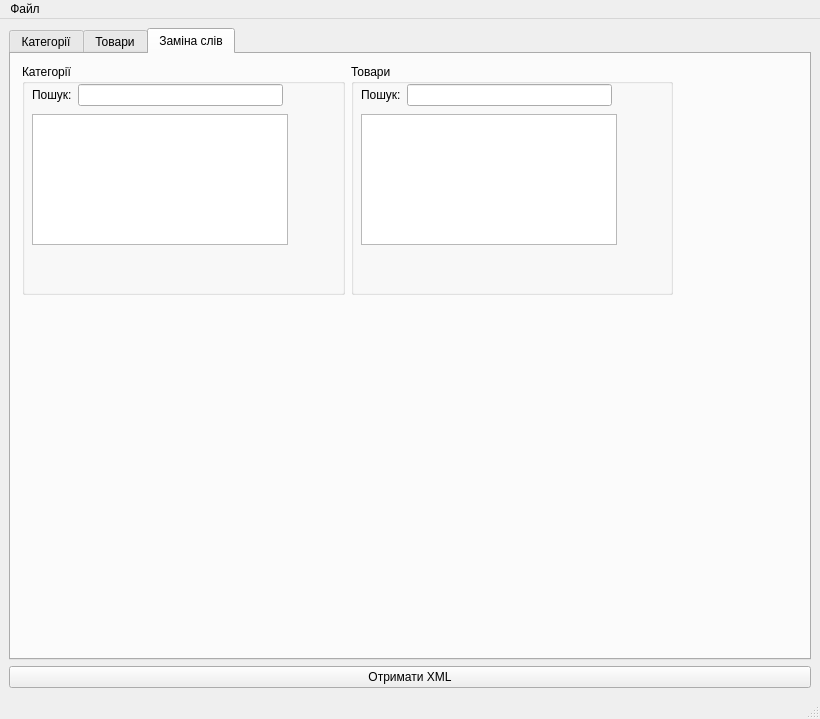
Before: the Qt Designer form mainwindow.ui in coolrich/xml-feed-editor, drawn with Qt 5.
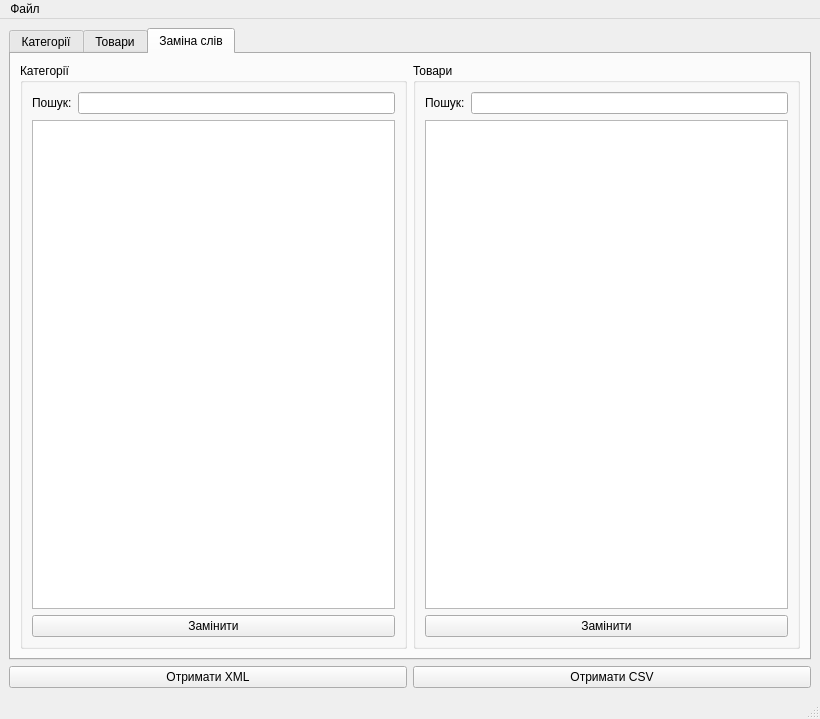
After: the same form once the commit is applied. The open tabs and pages were chosen to show the change.

```diff
--- a/mainwindow.ui
+++ b/mainwindow.ui
@@ -17,6 +17,8 @@
    <enum>Qt::LeftToRight</enum>
   </property>
   <widget class="QWidget" name="centralwidget">
+   <layout class="QVBoxLayout" name="verticalLayout_20">
+    <item>
    <layout class="QVBoxLayout" name="verticalLayout_2">
     <item>
      <widget class="QTabWidget" name="tabWidget">
@@ -495,30 +497,20 @@
        <attribute name="title">
         <string>Заміна слів</string>
        </attribute>
-       <widget class="QWidget" name="layoutWidget">
-        <property name="geometry">
-         <rect>
-          <x>11</x>
-          <y>10</y>
-          <width>651</width>
-          <height>231</height>
-         </rect>
-        </property>
+         <layout class="QVBoxLayout" name="verticalLayout_19">
+          <item>
         <layout class="QHBoxLayout" name="horizontalLayout_9">
          <item>
           <widget class="QGroupBox" name="groupBox">
            <property name="title">
             <string>Категорії</string>
            </property>
-           <widget class="QWidget" name="layoutWidget">
-            <property name="geometry">
-             <rect>
-              <x>10</x>
-              <y>20</y>
-              <width>251</width>
-              <height>22</height>
-             </rect>
-            </property>
+              <layout class="QVBoxLayout" name="verticalLayout_18">
+               <item>
+                <layout class="QVBoxLayout" name="verticalLayout_15">
+                 <item>
+                  <layout class="QVBoxLayout" name="verticalLayout_13">
+                   <item>
             <layout class="QHBoxLayout" name="horizontalLayout_10">
              <item>
               <widget class="QLabel" name="label_10">
@@ -531,17 +523,26 @@
               <widget class="QLineEdit" name="search_product_line_edit_2"/>
              </item>
             </layout>
-           </widget>
-           <widget class="QListView" name="listView">
-            <property name="geometry">
-             <rect>
-              <x>10</x>
-              <y>50</y>
-              <width>256</width>
-              <height>131</height>
-             </rect>
-            </property>
-           </widget>
+                   </item>
+                   <item>
+                    <widget class="QListView" name="listView"/>
+                   </item>
+                  </layout>
+                 </item>
+                 <item>
+                  <layout class="QHBoxLayout" name="horizontalLayout_17">
+                   <item>
+                    <widget class="QPushButton" name="pushButton">
+                     <property name="text">
+                      <string>Замінити</string>
+                     </property>
+                    </widget>
+                   </item>
+                  </layout>
+                 </item>
+                </layout>
+               </item>
+              </layout>
           </widget>
          </item>
          <item>
@@ -549,15 +550,12 @@
            <property name="title">
             <string>Товари</string>
            </property>
-           <widget class="QWidget" name="layoutWidget_2">
-            <property name="geometry">
-             <rect>
-              <x>10</x>
-              <y>20</y>
-              <width>251</width>
-              <height>22</height>
-             </rect>
-            </property>
+              <layout class="QVBoxLayout" name="verticalLayout_17">
+               <item>
+                <layout class="QVBoxLayout" name="verticalLayout_16">
+                 <item>
+                  <layout class="QVBoxLayout" name="verticalLayout_14">
+                   <item>
             <layout class="QHBoxLayout" name="horizontalLayout_11">
              <item>
               <widget class="QLabel" name="label_11">
@@ -570,24 +568,36 @@
               <widget class="QLineEdit" name="search_product_line_edit_3"/>
              </item>
             </layout>
-           </widget>
-           <widget class="QListView" name="listView_2">
-            <property name="geometry">
-             <rect>
-              <x>10</x>
-              <y>50</y>
-              <width>256</width>
-              <height>131</height>
-             </rect>
-            </property>
-           </widget>
+                   </item>
+                   <item>
+                    <widget class="QListView" name="listView_2"/>
+                   </item>
+                  </layout>
+                 </item>
+                 <item>
+                  <layout class="QHBoxLayout" name="horizontalLayout_18">
+                   <item>
+                    <widget class="QPushButton" name="pushButton_11">
+                     <property name="text">
+                      <string>Замінити</string>
+                     </property>
+                    </widget>
+                   </item>
+                  </layout>
+                 </item>
+                </layout>
+               </item>
+              </layout>
           </widget>
          </item>
         </layout>
-       </widget>
-      </widget>
-     </widget>
-    </item>
+          </item>
+         </layout>
+        </widget>
+       </widget>
+      </item>
+      <item>
+       <layout class="QHBoxLayout" name="horizontalLayout_19">
     <item>
      <widget class="QPushButton" name="get_new_xml_push_button">
       <property name="text">
@@ -595,6 +605,17 @@
       </property>
      </widget>
     </item>
+        <item>
+         <widget class="QPushButton" name="get_new_xml_push_button_2">
+          <property name="text">
+           <string>Отримати CSV</string>
+          </property>
+         </widget>
+        </item>
+       </layout>
+      </item>
+     </layout>
+    </item>
    </layout>
   </widget>
   <widget class="QMenuBar" name="menubar">
```
Left out of the diff: 26 changed lines with no effect on the pictures. Lines whose indentation alone changed are shown as unchanged.
